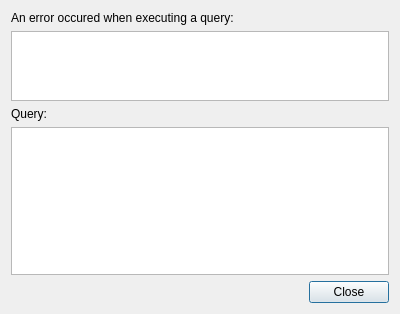
Qt form db_manager/ui/DlgDbError.ui (qgis/db_manager_plugin) before a commit.
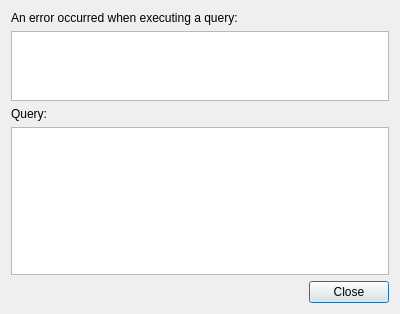
The same form after that commit.

What changed in the file:
```diff
--- a/db_manager/ui/DlgDbError.ui
+++ b/db_manager/ui/DlgDbError.ui
@@ -51,7 +51,7 @@
        <item>
         <widget class="QLabel" name="label">
          <property name="text">
-          <string>An error occured when executing a query:</string>
+          <string>An error occurred when executing a query:</string>
          </property>
         </widget>
        </item>
```
Left out of the diff: 2 changed lines with no effect on the pictures.
